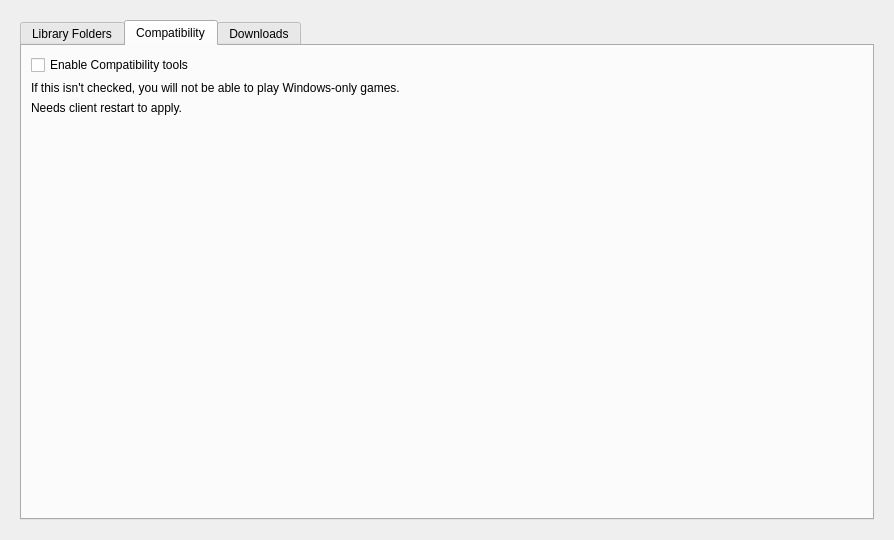
This is src/client/gui/windows/appsettingswindow.ui in OpenSteamClient/OpenSteamClient as Qt 5 draws it before an edit. The edited form follows.
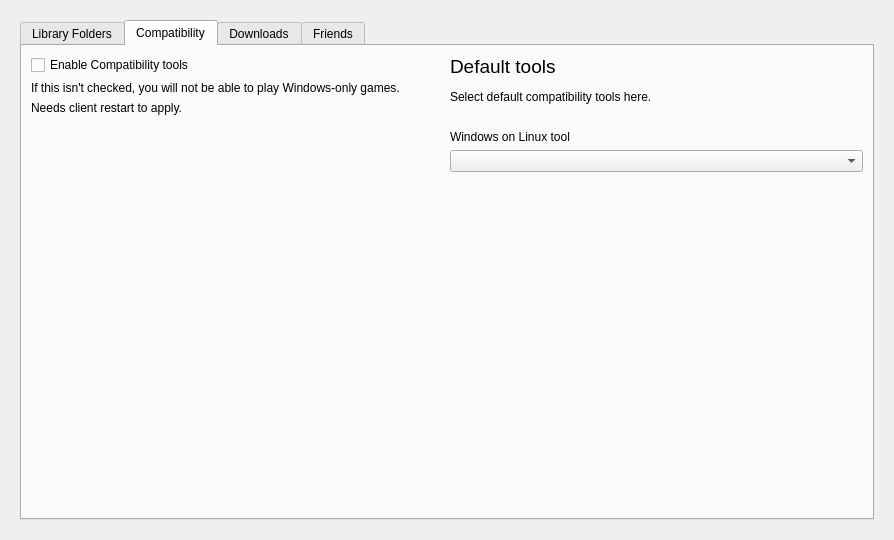
This is the edited form. The open tabs and pages were chosen to show the change.

```diff
--- a/src/client/gui/windows/appsettingswindow.ui
+++ b/src/client/gui/windows/appsettingswindow.ui
@@ -142,7 +142,62 @@
            </layout>
           </item>
           <item row="0" column="2">
-           <layout class="QGridLayout" name="gridLayout_4"/>
+           <layout class="QGridLayout" name="gridLayout_4">
+            <item row="0" column="0">
+             <widget class="QLabel" name="label_4">
+              <property name="text">
+               <string>&lt;html&gt;&lt;head/&gt;&lt;body&gt;&lt;p&gt;&lt;span style=&quot; font-size:14pt;&quot;&gt;Default tools&lt;/span&gt;&lt;/p&gt;&lt;p&gt;Select default compatibility tools here.&lt;/p&gt;&lt;/body&gt;&lt;/html&gt;</string>
+              </property>
+             </widget>
+            </item>
+            <item row="2" column="0">
+             <layout class="QVBoxLayout" name="verticalLayout_3" stretch="0,0">
+              <item>
+               <layout class="QVBoxLayout" name="verticalLayout_4">
+                <item>
+                 <widget class="QLabel" name="label_5">
+                  <property name="text">
+                   <string>Windows on Linux tool</string>
+                  </property>
+                 </widget>
+                </item>
+                <item>
+                 <widget class="QComboBox" name="defaultWOLCompatTool"/>
+                </item>
+               </layout>
+              </item>
+              <item>
+               <spacer name="verticalSpacer_3">
+                <property name="orientation">
+                 <enum>Qt::Vertical</enum>
+                </property>
+                <property name="sizeHint" stdset="0">
+                 <size>
+                  <width>20</width>
+                  <height>40</height>
+                 </size>
+                </property>
+               </spacer>
+              </item>
+             </layout>
+            </item>
+            <item row="1" column="0">
+             <spacer name="verticalSpacer_4">
+              <property name="orientation">
+               <enum>Qt::Vertical</enum>
+              </property>
+              <property name="sizeType">
+               <enum>QSizePolicy::Fixed</enum>
+              </property>
+              <property name="sizeHint" stdset="0">
+               <size>
+                <width>20</width>
+                <height>20</height>
+               </size>
+              </property>
+             </spacer>
+            </item>
+           </layout>
           </item>
           <item row="1" column="1">
            <layout class="QGridLayout" name="gridLayout_5"/>
@@ -170,6 +225,24 @@
           </property>
          </widget>
         </widget>
+        <widget class="QWidget" name="tab">
+         <attribute name="title">
+          <string>Friends</string>
+         </attribute>
+         <widget class="QCheckBox" name="autoLoginFriendsNetwork_box">
+          <property name="geometry">
+           <rect>
+            <x>10</x>
+            <y>10</y>
+            <width>451</width>
+            <height>23</height>
+           </rect>
+          </property>
+          <property name="text">
+           <string>Automatically log in to the friends network when you start OpenSteam</string>
+          </property>
+         </widget>
+        </widget>
        </widget>
       </item>
      </layout>
```
Left out of the diff: 2 changed lines with no effect on the pictures.
